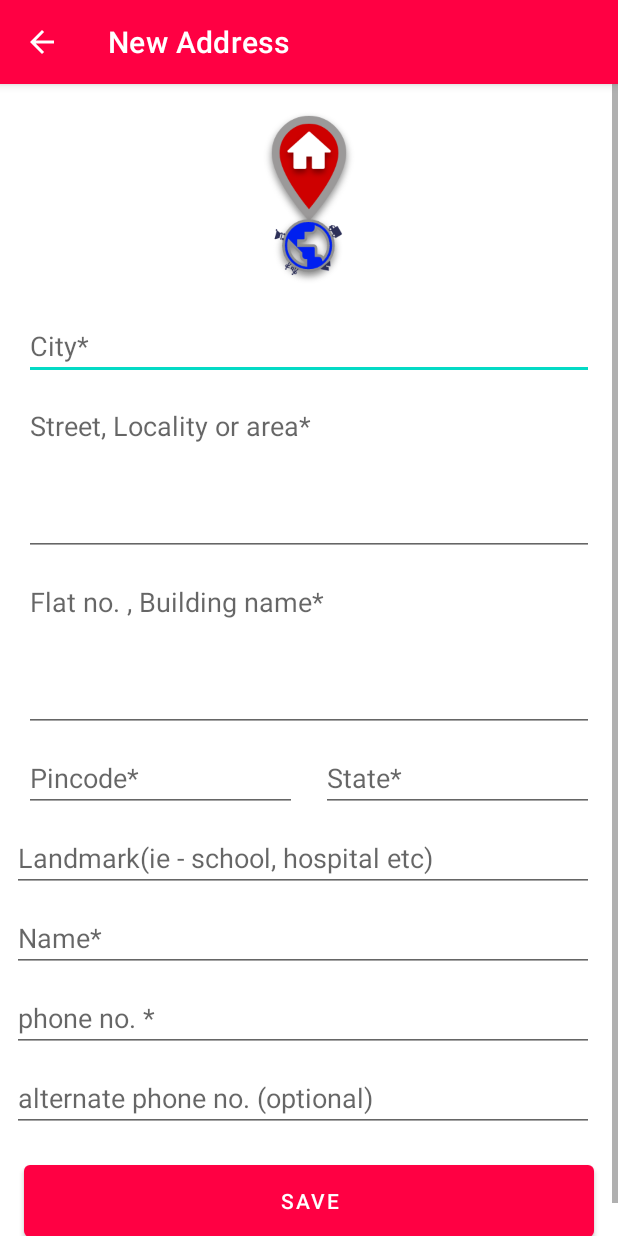
After one commit to Vishal-beep136/Purple, an Android app: the AddAddressActivity screen opened directly, with no data from a screen before it, on a phone screen of 412 x 824 dp. The commit adds this screen. Run offline under Robolectric (Android 15) with nearby library versions, the phone set to English and light mode, and no system bars; Roboto replaces fonts that are not available here.

Commit message:
added address activity

```diff
--- a/app/src/main/AndroidManifest.xml
+++ b/app/src/main/AndroidManifest.xml
@@ -11,7 +11,8 @@
         android:roundIcon="@mipmap/ic_launcher_round"
         android:supportsRtl="true"
         android:theme="@style/Theme.Purple">
-        <activity android:name=".Activites.DeliveryActivity"></activity>
+        <activity android:name=".Activites.AddAddressActivity"></activity>
+        <activity android:name=".Activites.DeliveryActivity" />
         <activity android:name=".Activites.OrderDetailsActivity" />
         <activity android:name=".Activites.ProductDetailsActivity" />
         <activity android:name=".Activites.CategoryActivity" />
--- /dev/null
+++ b/app/src/main/java/kaitka/vishal/meeta/purple_ecommerce/Activites/AddAddressActivity.java
@@ -0,0 +1,50 @@
+package kaitka.vishal.meeta.purple_ecommerce.Activites;
+
+import androidx.annotation.NonNull;
+import androidx.appcompat.app.AppCompatActivity;
+
+import android.content.Intent;
+import android.os.Bundle;
+import android.view.MenuItem;
+import android.view.View;
+import android.widget.Button;
+
+import kaitka.vishal.meeta.purple_ecommerce.R;
+import kaitka.vishal.meeta.purple_ecommerce.databinding.ActivityAddAddressBinding;
+
+public class AddAddressActivity extends AppCompatActivity {
+
+    ActivityAddAddressBinding binding;
+
+    @Override
+    protected void onCreate(Bundle savedInstanceState) {
+        super.onCreate(savedInstanceState);
+        binding = ActivityAddAddressBinding.inflate(getLayoutInflater());
+//        setContentView(R.layout.activity_add_address);
+        setContentView(binding.getRoot());
+        getSupportActionBar().setTitle("New Address");
+        getSupportActionBar().setDisplayHomeAsUpEnabled(true);
+
+        binding.saveAddressBtn.setOnClickListener(new View.OnClickListener() {
+            @Override
+            public void onClick(View v) {
+                Intent deliveryIntent = new Intent(AddAddressActivity.this, DeliveryActivity.class);
+                startActivity(deliveryIntent);
+                finish();
+            }
+        });
+
+
+
+    }
+
+    @Override
+    public boolean onOptionsItemSelected(@NonNull MenuItem item) {
+        int id = item.getItemId();
+        if (id == android.R.id.home){
+            finish();
+            return true;
+        }
+        return super.onOptionsItemSelected(item);
+    }
+}
--- a/app/src/main/java/kaitka/vishal/meeta/purple_ecommerce/Fragments/MyCartFragment.java
+++ b/app/src/main/java/kaitka/vishal/meeta/purple_ecommerce/Fragments/MyCartFragment.java
@@ -16,6 +16,7 @@ import android.widget.LinearLayout;
 import java.util.ArrayList;
 import java.util.List;
 
+import kaitka.vishal.meeta.purple_ecommerce.Activites.AddAddressActivity;
 import kaitka.vishal.meeta.purple_ecommerce.Activites.DeliveryActivity;
 import kaitka.vishal.meeta.purple_ecommerce.Adapters.CartAdapter;
 import kaitka.vishal.meeta.purple_ecommerce.Modellls.CartItemModel;
@@ -60,7 +61,7 @@ public class MyCartFragment extends Fragment {
         continueBtn.setOnClickListener(new View.OnClickListener() {
             @Override
             public void onClick(View v) {
-                Intent deliveryIntent = new Intent(getContext(), DeliveryActivity.class);
+                Intent deliveryIntent = new Intent(getContext(), AddAddressActivity.class);
                 getContext().startActivity(deliveryIntent);
             }
         });
--- /dev/null
+++ b/app/src/main/res/layout/activity_add_address.xml
@@ -0,0 +1,161 @@
+<?xml version="1.0" encoding="utf-8"?>
+<androidx.constraintlayout.widget.ConstraintLayout xmlns:android="http://schemas.android.com/apk/res/android"
+    xmlns:app="http://schemas.android.com/apk/res-auto"
+    xmlns:tools="http://schemas.android.com/tools"
+    android:layout_width="match_parent"
+    android:layout_height="match_parent"
+    tools:context=".Activites.AddAddressActivity">
+
+    <ScrollView
+        android:layout_width="0dp"
+        android:layout_height="0dp"
+        android:nestedScrollingEnabled="true"
+        app:layout_constraintBottom_toBottomOf="parent"
+        app:layout_constraintEnd_toEndOf="parent"
+        app:layout_constraintStart_toStartOf="parent"
+        app:layout_constraintTop_toTopOf="parent">
+
+        <LinearLayout
+            android:layout_width="match_parent"
+            android:layout_height="wrap_content"
+            android:orientation="vertical">
+
+            <ImageView
+                android:id="@+id/imageView13"
+                android:layout_width="120dp"
+                android:layout_height="120dp"
+                android:layout_marginTop="16dp"
+                android:layout_gravity="center"
+                android:layout_marginBottom="16dp"
+                app:srcCompat="@drawable/address_pin" />
+
+            <EditText
+                android:id="@+id/city_address"
+                android:layout_width="match_parent"
+                android:layout_height="wrap_content"
+                android:layout_marginStart="16dp"
+                android:layout_marginEnd="16dp"
+                android:ems="10"
+                android:hint="City*"
+                android:inputType="textPersonName"
+                android:textColor="@color/colorPrimary" />
+
+            <EditText
+                android:id="@+id/locality_address"
+                android:layout_width="match_parent"
+                android:layout_height="wrap_content"
+                android:layout_marginStart="16dp"
+                android:layout_marginEnd="16dp"
+                android:layout_marginTop="8dp"
+                android:isScrollContainer="true"
+                android:ems="10"
+                android:gravity="start"
+                android:hint="Street, Locality or area*"
+                android:inputType="textMultiLine"
+                android:lines="4"
+                android:textColor="@color/colorPrimary" />
+
+
+            <EditText
+                android:id="@+id/flatno_address"
+                android:layout_width="match_parent"
+                android:layout_height="wrap_content"
+                android:layout_marginStart="16dp"
+                android:layout_marginEnd="16dp"
+                android:layout_marginTop="8dp"
+                android:ems="10"
+                android:isScrollContainer="true"
+                android:gravity="start"
+                android:hint="Flat no. , Building name*"
+                android:inputType="textMultiLine"
+                android:lines="4"
+                android:textColor="@color/colorPrimary" />
+
+            <LinearLayout
+                android:layout_width="match_parent"
+                android:layout_height="wrap_content"
+                android:layout_marginTop="8dp"
+                android:orientation="horizontal">
+
+                <EditText
+                    android:id="@+id/pincode_address"
+                    android:layout_width="match_parent"
+                    android:layout_height="wrap_content"
+                    android:layout_marginStart="16dp"
+                    android:layout_marginEnd="8dp"
+                    android:layout_weight="1"
+                    android:hint="Pincode*"
+                    android:inputType="number"
+                    android:textColor="@color/colorPrimary" />
+
+                <EditText
+                    android:layout_width="match_parent"
+                    android:layout_height="wrap_content"
+                    android:layout_weight="1"
+                    android:hint="State*"
+                    android:inputType="textPersonName"
+                    android:layout_marginStart="8dp"
+                    android:layout_marginEnd="16dp"
+                    android:textColor="@color/colorPrimary"/>
+
+            </LinearLayout>
+
+            <EditText
+                android:id="@+id/landmark_address"
+                android:layout_width="match_parent"
+                android:layout_height="wrap_content"
+                android:layout_marginStart="8dp"
+                android:layout_marginTop="8dp"
+                android:layout_marginEnd="16dp"
+                android:layout_weight="1"
+                android:hint="Landmark(ie - school, hospital etc) "
+                android:inputType="textPersonName"
+                android:textColor="@color/colorPrimary" />
+
+            <EditText
+                android:id="@+id/name_address"
+                android:layout_width="match_parent"
+                android:layout_height="wrap_content"
+                android:layout_marginStart="8dp"
+                android:layout_marginEnd="16dp"
+                android:layout_marginTop="8dp"
+                android:layout_weight="1"
+                android:hint="Name*"
+                android:inputType="textPersonName"
+                android:textColor="@color/colorPrimary" />
+
+            <EditText
+                android:id="@+id/mobile_no_address"
+                android:layout_width="match_parent"
+                android:layout_height="wrap_content"
+                android:layout_marginStart="8dp"
+                android:layout_marginEnd="16dp"
+                android:layout_weight="1"
+                android:layout_marginTop="8dp"
+                android:hint="phone no. *"
+                android:inputType="number"
+                android:textColor="@color/colorPrimary" />
+
+            <EditText
+                android:id="@+id/alternate_mobile_no_address"
+                android:layout_width="match_parent"
+                android:layout_height="wrap_content"
+                android:layout_marginStart="8dp"
+                android:layout_marginTop="8dp"                android:layout_marginEnd="16dp"
+                android:layout_weight="1"
+                android:hint="alternate phone no. (optional)"
+                android:inputType="number"
+                android:textColor="@color/colorPrimary" />
+
+
+            <Button
+                android:id="@+id/save_address_btn"
+                android:layout_width="match_parent"
+                android:layout_height="60dp"
+                android:layout_margin="16dp"
+                android:text="Save" />
+
+        </LinearLayout>
+    </ScrollView>
+
+</androidx.constraintlayout.widget.ConstraintLayout>
```
Also changed, not shown: app/src/main/res/drawable/address_pin.png (added).
